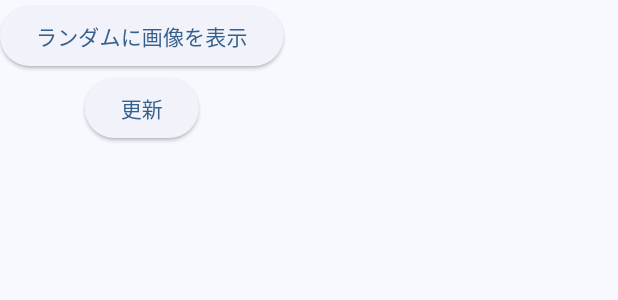
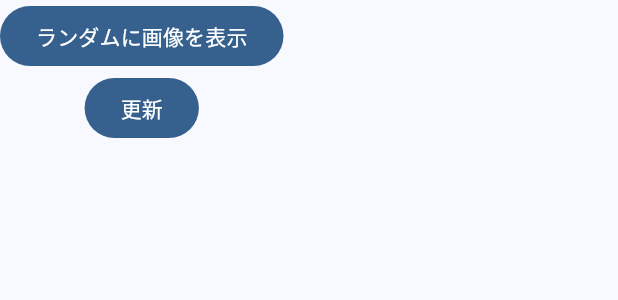
Before and after one commit to tms-itz/study_state, a Flutter app: the WidgetC widget shown alone on an empty page, opened directly, on a phone screen of 412 x 824 dp. Shown: the top 300 px of the screen. Run offline on Flutter 3.47's test engine with Material 3 defaults, Android fonts, the phone set to English and light mode, and no system bars; our stand-ins replace flutter_riverpod; network calls fail.

Commit message:
style: タイトルとボタンのスタイルを変更

```diff
--- a/lib/screen/my_home_page.dart
+++ b/lib/screen/my_home_page.dart
@@ -34,7 +34,13 @@ class WidgetA extends StatelessWidget {
   @override
   Widget build(BuildContext context) {
     print('WidgetA build');
-    return const Text('犬の画像を表示するアプリです。');
+    return const Text(
+      '犬の画像を表示するアプリです。',
+      style: TextStyle(
+        fontSize: 18,
+        fontWeight: FontWeight.bold,
+      ),
+    );
   }
 }
 
@@ -66,13 +72,13 @@ class WidgetC extends ConsumerWidget {
 
     return Column(
       children: [
-        ElevatedButton(
+        FilledButton(
           onPressed: () {
             increment();
           },
           child: const Text('ランダムに画像を表示'),
         ),
-        ElevatedButton(
+        FilledButton(
           onPressed: () {
             rebuild(); //再描画すると０に戻る
           },
```
